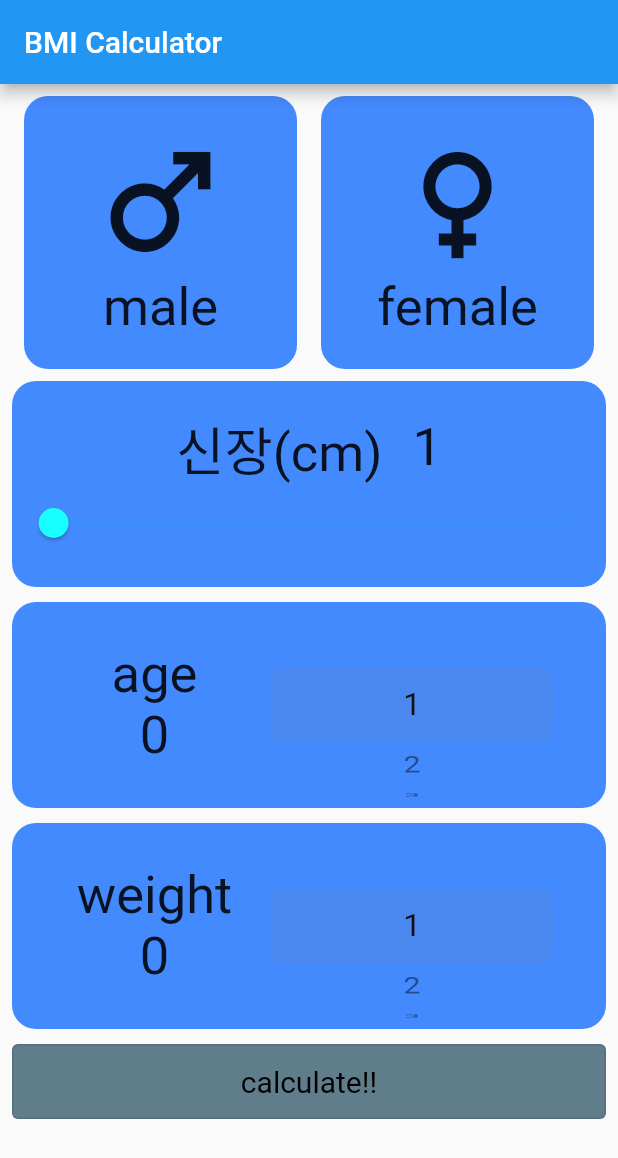
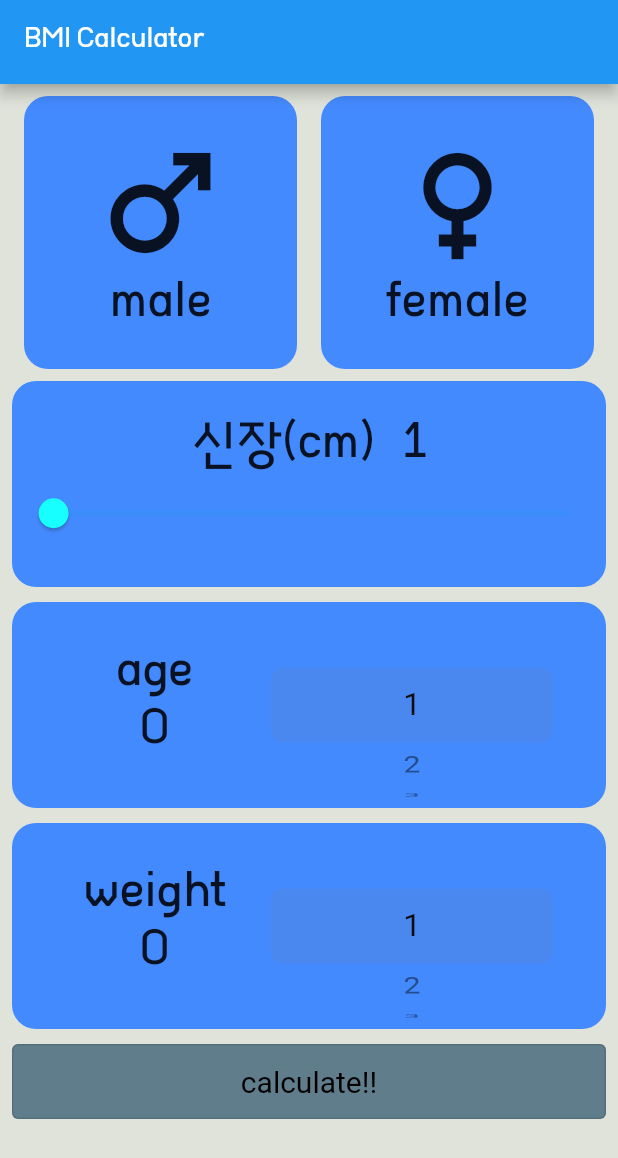
Before and after one commit to NeatKYU/calkulator, a Flutter app: the screen it shows after launch, on a phone screen of 412 x 824 dp. Shown: the top 1158 px of the screen. Run offline on Flutter 3.47's test engine with Material 2 defaults, Android fonts, the phone set to English and light mode, and no system bars.

Commit message:
💄 fontfamily, primaryColor 변경

```diff
--- a/lib/main.dart
+++ b/lib/main.dart
@@ -20,7 +20,10 @@ class MyApp extends StatelessWidget {
       child: MaterialApp(
         title: 'Flutter Demo',
         theme: ThemeData(
-            primarySwatch: Colors.blue,
+            primaryColor: Color(0xff58C9B9),
+            scaffoldBackgroundColor: Color(0xffE0E3DA),
+            fontFamily: 'Mabinogi_Classic',
+            // primarySwatch: MaterialColor(0xffA593E0, ),
             outlinedButtonTheme: OutlinedButtonThemeData(
               style: OutlinedButton.styleFrom(
                   backgroundColor: Colors.blueGrey,
--- a/pubspec.yaml
+++ b/pubspec.yaml
@@ -80,6 +80,10 @@ flutter:
   # in this "flutter" section. Each entry in this list should have a
   # "family" key with the font family name, and a "fonts" key with a
   # list giving the asset and other descriptors for the font. For
+  fonts:
+    - family: Mabinogi_Classic
+      fonts:
+        - asset: assets/font/Mabinogi_Classic_TTF.ttf
   # example:
   # fonts:
   #   - family: Schyler
```
Also changed, not shown: assets/font/Mabinogi_Classic_TTF.ttf (added).
